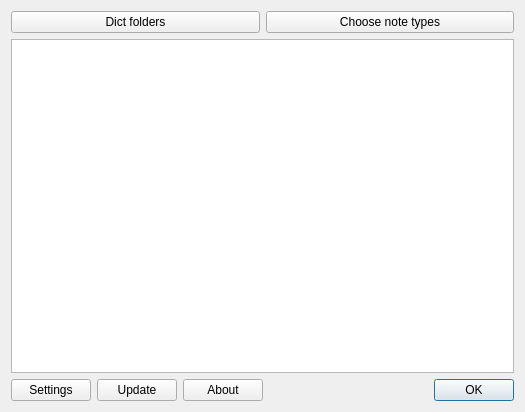
The window that src/gui/options.ui (niyumard/WordLookup) describes before a commit, drawn with Qt 5.
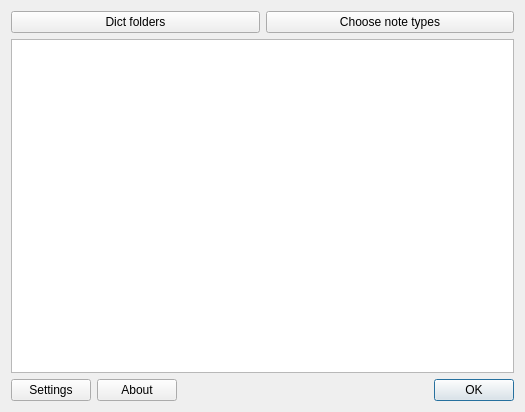
The same window after the commit.

Commit message: Remove update button

The edit to the form file:
```diff
--- a/src/gui/options.ui
+++ b/src/gui/options.ui
@@ -66,13 +66,6 @@
        </property>
       </widget>
      </item>
-     <item>
-      <widget class="QPushButton" name="btnUpdate">
-       <property name="text">
-        <string>Update</string>
-       </property>
-      </widget>
-     </item>
      <item>
       <widget class="QPushButton" name="btnAbout">
        <property name="text">
```
Left out of the diff: 10 changed lines with no effect on the pictures. Lines whose indentation alone changed are shown as unchanged. The commit also changes 1 other file.
